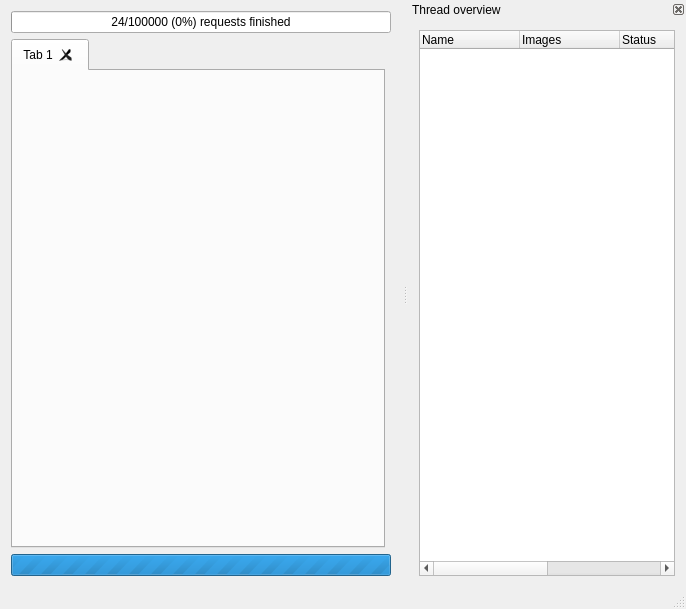
chrisdevchroma/fourchan-dl, file gui/mainwindow.ui: the form before one commit.
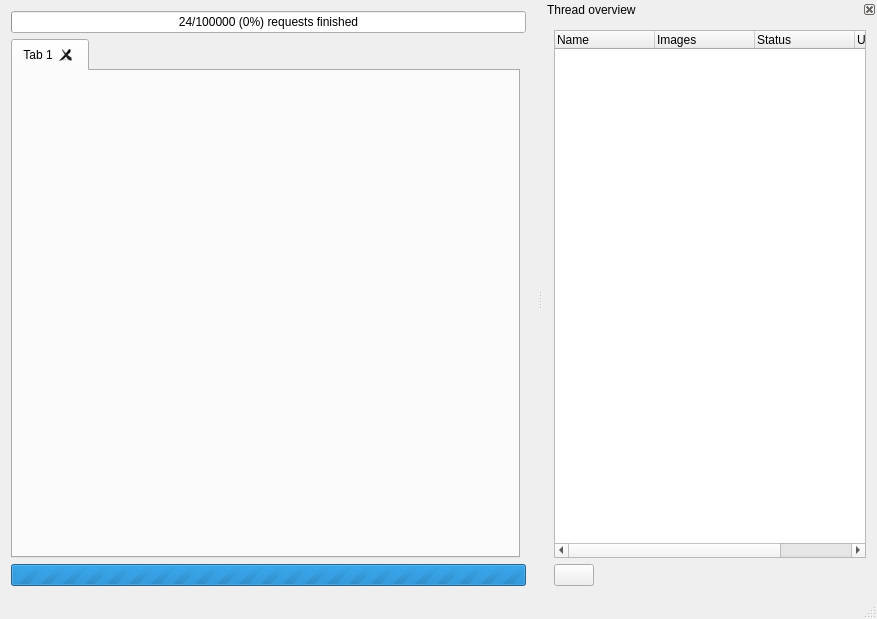
The form after the commit. Icons and pictures are not drawn.

```diff
--- a/gui/mainwindow.ui
+++ b/gui/mainwindow.ui
@@ -6,8 +6,8 @@
    <rect>
     <x>0</x>
     <y>0</y>
-    <width>686</width>
-    <height>609</height>
+    <width>877</width>
+    <height>619</height>
    </rect>
   </property>
   <property name="windowTitle">
@@ -90,7 +90,7 @@
    </attribute>
    <widget class="QWidget" name="dockWidgetContents">
     <layout class="QGridLayout" name="gridLayout_2">
-     <item row="0" column="0">
+     <item row="0" column="0" colspan="2">
       <widget class="QTreeWidget" name="threadOverview">
        <property name="editTriggers">
         <set>QAbstractItemView::DoubleClicked|QAbstractItemView::EditKeyPressed</set>
@@ -120,6 +120,36 @@
        </column>
       </widget>
      </item>
+     <item row="1" column="0">
+      <widget class="QPushButton" name="btnMarkAllViewed">
+       <property name="toolTip">
+        <string>Mark all threads as viewed</string>
+       </property>
+       <property name="statusTip">
+        <string>Mark all threads as viewed</string>
+       </property>
+       <property name="text">
+        <string/>
+       </property>
+       <property name="icon">
+        <iconset resource="resources.qrc">
+         <normaloff>:/icons/resources/dialog-ok.png</normaloff>:/icons/resources/dialog-ok.png</iconset>
+       </property>
+      </widget>
+     </item>
+     <item row="1" column="1">
+      <spacer name="horizontalSpacer">
+       <property name="orientation">
+        <enum>Qt::Horizontal</enum>
+       </property>
+       <property name="sizeHint" stdset="0">
+        <size>
+         <width>266</width>
+         <height>20</height>
+        </size>
+       </property>
+      </spacer>
+     </item>
     </layout>
    </widget>
   </widget>
```
Left out of the diff: 23 changed lines with no effect on the pictures.
